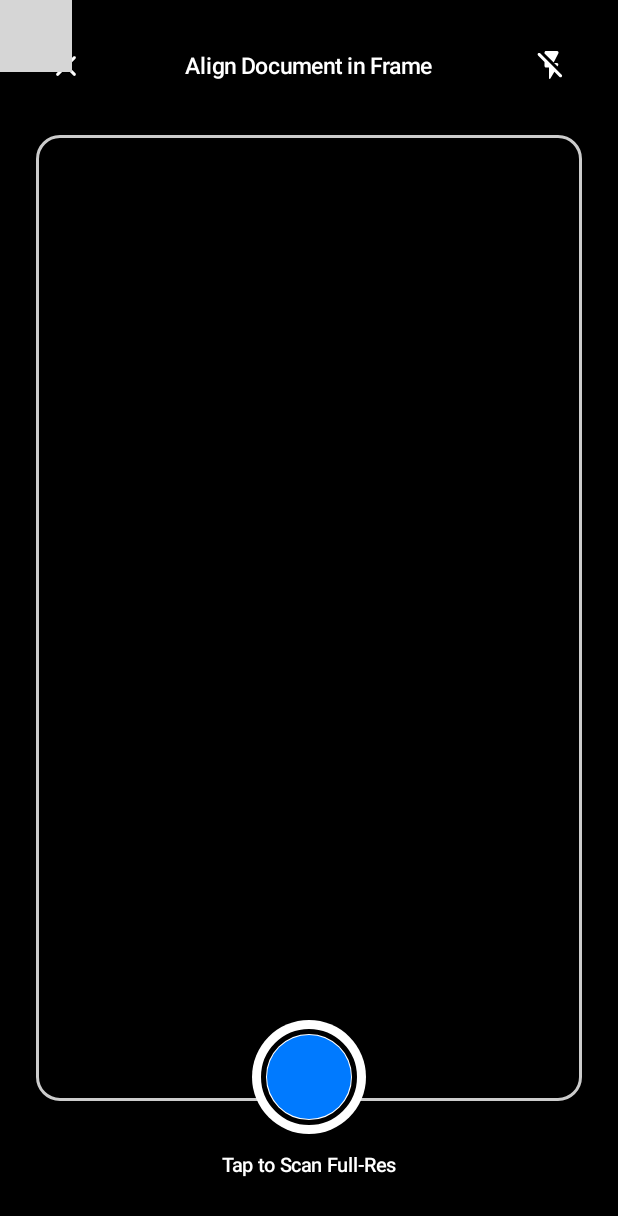
After one commit to parakhmewara2002-gif/Dizop, an Android app built with Jetpack Compose: the composable CameraXScannerView shown on its own in the app's theme, on a phone screen of 412 x 824 dp. The commit adds this screen. Shown: the top 1216 px of the screen. Run offline under Robolectric (Android 15) with nearby library versions, the phone set to English and light mode, and no system bars; libraries missing offline, so code that uses them is left out: androidx.camera.core, androidx.camera.lifecycle, androidx.camera.view; 6 statements that could not run were skipped; grey boxes are pictures that could not be loaded.

Commit message:
feat(scanner-db): add CameraX live viewfinder, torch toggle, and local SQLite print history db

```diff
--- a/app/build.gradle.kts
+++ b/app/build.gradle.kts
@@ -12,8 +12,8 @@ android {
         applicationId = "com.dizop.print"
         minSdk = 26
         targetSdk = 35
-        versionCode = 105
-        versionName = "1.0.5"
+        versionCode = 106
+        versionName = "1.0.6"
 
         testInstrumentationRunner = "androidx.test.runner.AndroidJUnitRunner"
         vectorDrawables {
--- /dev/null
+++ b/app/src/main/java/com/dizop/print/ui/components/CameraXScannerView.kt
@@ -0,0 +1,208 @@
+package com.dizop.print.ui.components
+
+import android.content.Context
+import android.graphics.Bitmap
+import android.graphics.Matrix
+import android.view.ViewGroup
+import androidx.camera.core.CameraSelector
+import androidx.camera.core.ImageCapture
+import androidx.camera.core.ImageCaptureException
+import androidx.camera.core.ImageProxy
+import androidx.camera.core.Preview
+import androidx.camera.lifecycle.ProcessCameraProvider
+import androidx.camera.view.PreviewView
+import androidx.compose.foundation.background
+import androidx.compose.foundation.border
+import androidx.compose.foundation.layout.Arrangement
+import androidx.compose.foundation.layout.Box
+import androidx.compose.foundation.layout.Column
+import androidx.compose.foundation.layout.Row
+import androidx.compose.foundation.layout.Spacer
+import androidx.compose.foundation.layout.fillMaxSize
+import androidx.compose.foundation.layout.fillMaxWidth
+import androidx.compose.foundation.layout.height
+import androidx.compose.foundation.layout.padding
+import androidx.compose.foundation.layout.size
+import androidx.compose.foundation.shape.CircleShape
+import androidx.compose.foundation.shape.RoundedCornerShape
+import androidx.compose.material.icons.Icons
+import androidx.compose.material.icons.rounded.Close
+import androidx.compose.material.icons.rounded.FlashOff
+import androidx.compose.material.icons.rounded.FlashOn
+import androidx.compose.material3.Icon
+import androidx.compose.material3.IconButton
+import androidx.compose.material3.Text
+import androidx.compose.runtime.Composable
+import androidx.compose.runtime.getValue
+import androidx.compose.runtime.mutableStateOf
+import androidx.compose.runtime.remember
+import androidx.compose.runtime.setValue
+import androidx.compose.ui.Alignment
+import androidx.compose.ui.Modifier
+import androidx.compose.ui.graphics.Color
+import androidx.compose.ui.platform.LocalContext
+import androidx.compose.ui.platform.LocalLifecycleOwner
+import androidx.compose.ui.text.font.FontWeight
+import androidx.compose.ui.unit.dp
+import androidx.compose.ui.unit.sp
+import androidx.compose.ui.viewinterop.AndroidView
+import androidx.core.content.ContextCompat
+import java.util.concurrent.Executors
+
+@Composable
+fun CameraXScannerView(
+    onImageCaptured: (Bitmap) -> Unit,
+    onClose: () -> Unit,
+    modifier: Modifier = Modifier
+) {
+    val context = LocalContext.current
+    val lifecycleOwner = LocalLifecycleOwner.current
+    var isFlashOn by remember { mutableStateOf(false) }
+    var imageCapture: ImageCapture? by remember { mutableStateOf(null) }
+    var cameraControl: androidx.camera.core.CameraControl? by remember { mutableStateOf(null) }
+
+    Box(modifier = modifier.fillMaxSize().background(Color.Black)) {
+        // Camera Preview
+        AndroidView(
+            factory = { ctx ->
+                val previewView = PreviewView(ctx).apply {
+                    layoutParams = ViewGroup.LayoutParams(
+                        ViewGroup.LayoutParams.MATCH_PARENT,
+                        ViewGroup.LayoutParams.MATCH_PARENT
+                    )
+                }
+
+                val cameraProviderFuture = ProcessCameraProvider.getInstance(ctx)
+                cameraProviderFuture.addListener({
+                    val cameraProvider = cameraProviderFuture.get()
+                    val preview = Preview.Builder().build().also {
+                        it.setSurfaceProvider(previewView.surfaceProvider)
+                    }
+
+                    val capture = ImageCapture.Builder()
+                        .setCaptureMode(ImageCapture.CAPTURE_MODE_MAXIMIZE_QUALITY)
+                        .build()
+                    imageCapture = capture
+
+                    val cameraSelector = CameraSelector.DEFAULT_BACK_CAMERA
+
+                    try {
+                        cameraProvider.unbindAll()
+                        val camera = cameraProvider.bindToLifecycle(
+                            lifecycleOwner,
+                            cameraSelector,
+                            preview,
+                            capture
+                        )
+                        cameraControl = camera.cameraControl
+                    } catch (e: Exception) {
+                        e.printStackTrace()
+                    }
+                }, ContextCompat.getMainExecutor(ctx))
+
+                previewView
+            },
+            modifier = Modifier.fillMaxSize()
+        )
+
+        // Document Guide Frame Overlay
+        Box(
+            modifier = Modifier
+                .fillMaxSize()
+                .padding(horizontal = 24.dp, vertical = 90.dp)
+                .border(2.dp, Color.White.copy(alpha = 0.8f), RoundedCornerShape(16.dp))
+        )
+
+        // Top Control Bar
+        Row(
+            modifier = Modifier
+                .fillMaxWidth()
+                .padding(top = 20.dp, start = 20.dp, end = 20.dp),
+            horizontalArrangement = Arrangement.SpaceBetween,
+            verticalAlignment = Alignment.CenterVertically
+        ) {
+            IconButton(
+                onClick = onClose,
+                modifier = Modifier.background(Color.Black.copy(alpha = 0.5f), CircleShape)
+            ) {
+                Icon(Icons.Rounded.Close, contentDescription = "Close", tint = Color.White)
+            }
+
+            Text(
+                text = "Align Document in Frame",
+                color = Color.White,
+                fontSize = 15.sp,
+                fontWeight = FontWeight.SemiBold
+            )
+
+            IconButton(
+                onClick = {
+                    isFlashOn = !isFlashOn
+                    cameraControl?.enableTorch(isFlashOn)
+                },
+                modifier = Modifier.background(Color.Black.copy(alpha = 0.5f), CircleShape)
+            ) {
+                Icon(
+                    imageVector = if (isFlashOn) Icons.Rounded.FlashOn else Icons.Rounded.FlashOff,
+                    contentDescription = "Flash",
+                    tint = if (isFlashOn) Color.Yellow else Color.White
+                )
+            }
+        }
+
+        // Bottom Capture Button
+        Column(
+            modifier = Modifier
+                .fillMaxWidth()
+                .align(Alignment.BottomCenter)
+                .padding(bottom = 36.dp),
+            horizontalAlignment = Alignment.CenterHorizontally
+        ) {
+            IconButton(
+                onClick = {
+                    val capture = imageCapture ?: return@IconButton
+                    val executor = Executors.newSingleThreadExecutor()
+                    capture.takePicture(executor, object : ImageCapture.OnImageCapturedCallback() {
+                        override fun onCaptureSuccess(image: ImageProxy) {
+                            val rotationDegrees = image.imageInfo.rotationDegrees
+                            val bitmap = image.toBitmap()
+                            val rotatedBitmap = if (rotationDegrees != 0) {
+                                val matrix = Matrix().apply { postRotate(rotationDegrees.toFloat()) }
+                                Bitmap.createBitmap(bitmap, 0, 0, bitmap.width, bitmap.height, matrix, true)
+                            } else {
+                                bitmap
+                            }
+                            image.close()
+                            ContextCompat.getMainExecutor(context).execute {
+                                onImageCaptured(rotatedBitmap)
+                            }
+                        }
+
+                        override fun onError(exception: ImageCaptureException) {
+                            exception.printStackTrace()
+                        }
+                    })
+                },
+                modifier = Modifier
+                    .size(76.dp)
+                    .background(Color.White, CircleShape)
+                    .padding(6.dp)
+                    .border(3.dp, Color.Black, CircleShape)
+            ) {
+                Box(
+                    modifier = Modifier
+                        .size(56.dp)
+                        .background(Color(0xFF007AFF), CircleShape)
+                )
+            }
+
+            Spacer(modifier = Modifier.height(10.dp))
+            Text(
+                text = "Tap to Scan Full-Res",
+                color = Color.White,
+                fontSize = 13.sp,
+                fontWeight = FontWeight.Medium
+            )
+        }
+    }
+}
```
Also changed, not shown: app/src/main/java/com/dizop/print/data/local/DizopDatabaseHelper.kt (added, +158 -0 lines), app/src/main/java/com/dizop/print/ui/screens/MainDashboardScreen.kt (+94 -3 lines), 2 other files.
